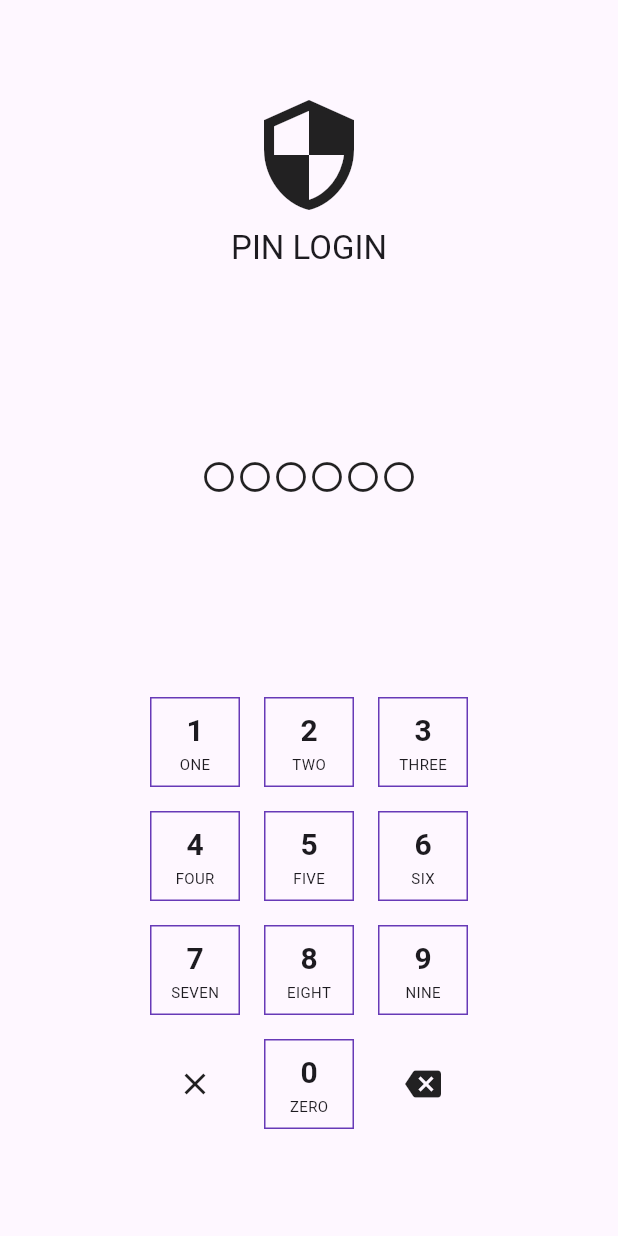
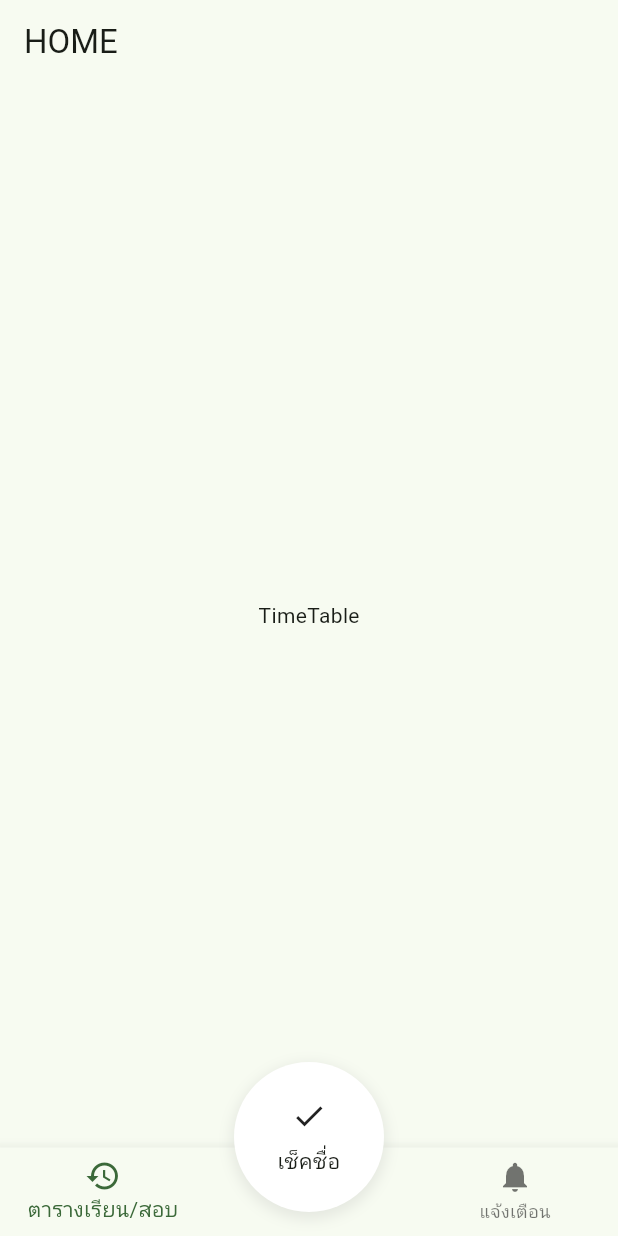
Before and after one commit to 3bugs/cpsu_2_2566_classroom, a Flutter app: the HomePage screen opened directly, on a phone screen of 412 x 824 dp. Run offline on Flutter 3.47's test engine with Material 3 defaults, Android fonts, the phone set to English and light mode, and no system bars.

Commit message:
End of class 2024-02-18

```diff
--- a/lib/main.dart
+++ b/lib/main.dart
@@ -1,3 +1,5 @@
+import 'package:classroom/pages/home/home_page.dart';
+import 'package:classroom/pages/pin_login/pin_login_page.dart';
 import 'package:flutter/material.dart';
 
 void main() {
@@ -12,166 +14,10 @@ class MyApp extends StatelessWidget {
     return MaterialApp(
       title: 'CLASSROOM',
       theme: ThemeData(
-        colorScheme: ColorScheme.fromSeed(seedColor: Colors.deepPurple),
+        colorScheme: ColorScheme.fromSeed(seedColor: Colors.green),
         useMaterial3: true,
       ),
-      home: const HomePage(),
+      home: const PinLoginPage(),
     );
   }
 }
-
-class HomePage extends StatefulWidget {
-  const HomePage({super.key});
-
-  static const _keypad = [
-    [1, 2, 3],
-    [4, 5, 6],
-    [7, 8, 9],
-    // -2 = Clear, -1 = Back
-    [-2, 0, -1]
-  ];
-
-  @override
-  State<HomePage> createState() => _HomePageState();
-}
-
-class _HomePageState extends State<HomePage> {
-  String _input = '';
-
-  @override
-  Widget build(BuildContext context) {
-    print('Your input is $_input');
-
-    return Scaffold(
-      body: Column(
-        mainAxisAlignment: MainAxisAlignment.spaceAround,
-        children: [
-          Column(
-            children: [
-              Icon(Icons.security, size: 80.0),
-              SizedBox(height: 8.0),
-              Text('PIN LOGIN',
-                  style: Theme.of(context).textTheme.titleLarge),
-            ],
-          ),
-          Row(
-            mainAxisAlignment: MainAxisAlignment.center,
-            children: [
-              for (var i = 0; i < _input.length; i++)
-                Icon(Icons.radio_button_checked),
-              for (var i = 0; i < 6 - _input.length; i++)
-                Icon(Icons.radio_button_unchecked),
-            ],
-          ),
-          _buildKeypad(),
-        ],
-      ),
-    );
-  }
-
-  Column _buildKeypad() {
-    return Column(
-      children: [
-        // _buildRow([1, 2, 3]),
-        // _buildRow([4, 5, 6]),
-        // _buildRow([7, 8, 9]),
-
-        for (var row in HomePage._keypad) _buildRow(row),
-      ],
-    );
-  }
-
-  Widget _buildRow(List<int> numList) {
-    List<int> myList = [
-      for (var i = 2; i <= 100; i++)
-        if (i % 2 == 0) i
-    ];
-
-    // var oldList = [1, 2, 3, 4, 5];
-    // var newList = oldList.map((int num) => num * 10).toList();
-
-    // List<Widget> widgets = [];
-    //
-    // for (var num in numList) {
-    //   Widget w = _buildButton(num);
-    //   widgets.add(w);
-    // }
-
-    // High order function
-    //var widgets = numList.map((int num) => _buildButton(num)).toList();
-
-    return Row(
-      mainAxisAlignment: MainAxisAlignment.center,
-      //children: numList.map((int num) => _buildButton(num)).toList(),
-      children: [
-        // Collection for
-        for (var num in numList) _buildButton(num),
-      ],
-    );
-  }
-
-  Widget _buildButton(int num) {
-    String? label;
-    // num = 0-9
-    List<String> labelList = [
-      'ZERO',
-      'ONE',
-      'TWO',
-      'THREE',
-      'FOUR',
-      'FIVE',
-      'SIX',
-      'SEVEN',
-      'EIGHT',
-      'NINE',
-    ];
-
-    if (num >= 0 && num <= 9) {
-      label = labelList[num];
-    }
-
-    return Padding(
-      padding: const EdgeInsets.all(8.0),
-      child: InkWell(
-        onTap: () {
-          setState(() {
-            _input = num == -1
-                ? _input.substring(0, _input.length - 1)
-                : num == -2
-                    ? ''
-                    : _input + num.toString();
-          });
-        },
-        child: Container(
-          width: 60.0, // 160 = 1 inch
-          height: 60.0,
-          //margin: EdgeInsets.all(8.0),
-          decoration: BoxDecoration(
-            border: num >= 0 && num <= 9
-                ? Border.all(color: Colors.deepPurple)
-                : null,
-          ),
-          child: Center(
-            child: Column(
-              mainAxisAlignment: MainAxisAlignment.center,
-              children: [
-                if (num >= 0 && num <= 9)
-                  Text(
-                    num.toString(),
-                    style: TextStyle(
-                      fontSize: 20.0,
-                      fontWeight: FontWeight.bold,
-                    ),
-                  ),
-                if (num >= 0 && num <= 9)
-                  Text(label ?? '', style: TextStyle(fontSize: 10.0)),
-                if (num == -2) Icon(Icons.close),
-                if (num == -1) Icon(Icons.backspace),
-              ],
-            ),
-          ),
-        ),
-      ),
-    );
-  }
-}
--- /dev/null
+++ b/lib/pages/home/home_page.dart
@@ -0,0 +1,129 @@
+import 'package:classroom/pages/home/widgets/attendance.dart';
+import 'package:classroom/pages/home/widgets/notification.dart';
+import 'package:classroom/pages/home/widgets/time_table.dart';
+import 'package:flutter/material.dart';
+
+class HomePage extends StatefulWidget {
+  const HomePage({super.key});
+
+  @override
+  State<HomePage> createState() => _HomePageState();
+}
+
+class _HomePageState extends State<HomePage> {
+  int _selectedIndex = 0;
+
+
+
+  @override
+  Widget build(BuildContext context) {
+    Widget _buildPageBody() {
+      switch (_selectedIndex) {
+        case 0:
+          return const TimeTable();
+        case 1:
+          return const Attendance();
+        case 2:
+          return const AppNotification();
+        default:
+          return const TimeTable();
+      }
+    }
+
+    return Scaffold(
+      appBar: AppBar(
+        title: const Text('HOME'),
+      ),
+      bottomNavigationBar: Stack(
+        clipBehavior: Clip.none,
+        children: [
+          Column(
+            mainAxisAlignment: MainAxisAlignment.end,
+            mainAxisSize: MainAxisSize.min,
+            children: [
+              BottomNavigationBar(
+                onTap: (int index) {
+                  setState(() {
+                    _selectedIndex = index;
+                  });
+                },
+                currentIndex: _selectedIndex,
+                items: [
+                  BottomNavigationBarItem(
+                    icon: Icon(Icons.history),
+                    label: 'ตารางเรียน/สอบ',
+                  ),
+                  BottomNavigationBarItem(
+                    icon: SizedBox.shrink(),
+                    label: '',
+                  ),
+                  BottomNavigationBarItem(
+                    icon: Icon(Icons.notifications),
+                    label: 'แจ้งเตือน',
+                  ),
+                ],
+              ),
+            ],
+          ),
+          Positioned(
+            bottom: 16.0,
+            right: 0.0,
+            left: 0.0,
+            child: Center(
+              child: Material(
+                color: Colors.transparent,
+                child: InkWell(
+                  onTap: () {
+                    setState(() {
+                      _selectedIndex = 1;
+                    });
+                  },
+                  borderRadius: BorderRadius.circular(50.0),
+                  child: Container(
+                    width: 100.0,
+                    height: 100.0,
+                    decoration: BoxDecoration(
+                      color: Colors.white,
+                      shape: BoxShape.circle,
+                      boxShadow: [
+                        BoxShadow(
+                          color: Colors.grey.withOpacity(0.2),
+                          spreadRadius: 2,
+                          blurRadius: 7,
+                          offset: Offset(0, 3), // changes position of shadow
+                        ),
+                      ],
+                    ),
+                    child: Column(
+                      mainAxisAlignment: MainAxisAlignment.center,
+                      children: [
+                        Icon(Icons.check,
+                            color: _selectedIndex == 1
+                                ? Theme.of(context).colorScheme.primary
+                                : null),
+                        SizedBox(height: 8.0),
+                        Text(
+                          'เช็คชื่อ',
+                          textAlign: TextAlign.center,
+                          style: TextStyle(
+                            color: _selectedIndex == 1
+                                ? Theme.of(context).colorScheme.primary
+                                : null,
+                            fontSize: _selectedIndex == 1 ? 16.0 : null,
+                          ),
+                        ),
+                      ],
+                    ),
+                  ),
+                ),
+              ),
+            ),
+          ),
+        ],
+      ),
+      body: Center(
+        child: _buildPageBody(),
+      ),
+    );
+  }
+}
--- /dev/null
+++ b/lib/pages/home/widgets/time_table.dart
@@ -0,0 +1,12 @@
+import 'package:flutter/material.dart';
+
+class TimeTable extends StatelessWidget {
+  const TimeTable({super.key});
+
+  @override
+  Widget build(BuildContext context) {
+    return Center(
+      child: Text('TimeTable'),
+    );
+  }
+}
```
Also changed, not shown: lib/pages/home/widgets/attendance.dart (added, +12 -0 lines), lib/pages/home/widgets/notification.dart (added, +12 -0 lines), lib/pages/pin_login/pin_login_page.dart (added, +157 -0 lines), lib/pages/pin_login/widgets/pin_button.dart (added, +68 -0 lines).
